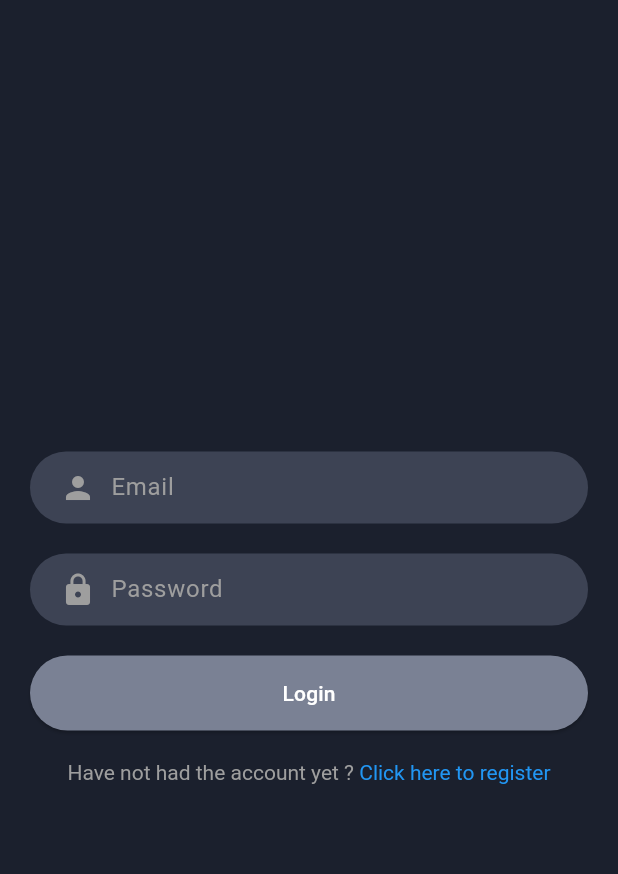
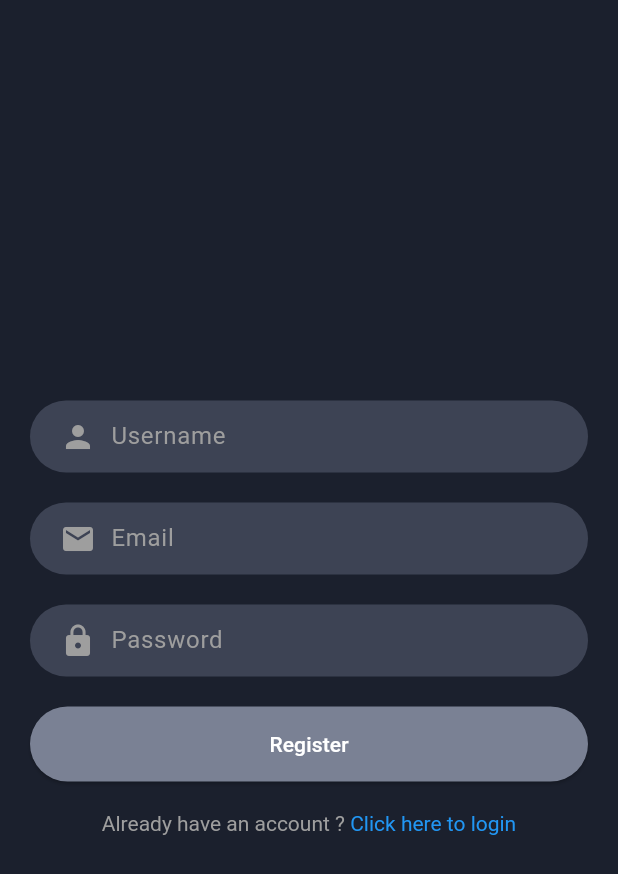
Before and after one commit to fatfatchou/chat-app, a Flutter app: the screen it shows after launch, on a phone screen of 412 x 824 dp. Shown: the top 874 px of the screen. Run offline on Flutter 3.47's test engine with Material 3 defaults, Android fonts, the phone set to English and light mode, and no system bars; our stand-ins replace flutter_bloc, flutter_secure_storage, google_fonts.

```diff
--- a/lib/features/auth/data/models/user_model.dart
+++ b/lib/features/auth/data/models/user_model.dart
@@ -5,13 +5,15 @@ class UserModel extends UserEntity {
     required String id,
     required String username,
     required String email,
-  }) : super(id: id, username: username, email: email);
+    required String token,
+  }) : super(id: id, username: username, email: email, token: token);
 
   factory UserModel.fromJson(Map<String, dynamic> json) {
     return UserModel(
       id: json['id'],
       username: json['username'],
       email: json['email'],
+      token: json['token'],
     );
   }
 }
--- a/lib/features/auth/domain/entities/user_entity.dart
+++ b/lib/features/auth/domain/entities/user_entity.dart
@@ -2,6 +2,12 @@ class UserEntity {
   final String id;
   final String email;
   final String username;
+  final String token;
 
-  UserEntity({required this.id, required this.email, required this.username });
+  UserEntity({
+    required this.id,
+    required this.email,
+    required this.username,
+    this.token = '',
+  });
 }
--- /dev/null
+++ b/lib/features/auth/presentation/bloc/auth_bloc.dart
@@ -0,0 +1,46 @@
+import 'package:chat_app/features/auth/domain/usecases/login_use_case.dart';
+import 'package:chat_app/features/auth/domain/usecases/register_use_case.dart';
+import 'package:chat_app/features/auth/presentation/bloc/auth_event.dart';
+import 'package:chat_app/features/auth/presentation/bloc/auth_state.dart';
+import 'package:flutter_secure_storage/flutter_secure_storage.dart';
+import 'package:flutter_bloc/flutter_bloc.dart';
+
+class AuthBloc extends Bloc<AuthEvent, AuthState> {
+  final RegisterUseCase registerUseCase;
+  final LoginUseCase loginUseCase;
+  final _storage = const FlutterSecureStorage();
+
+  AuthBloc({required this.registerUseCase, required this.loginUseCase})
+      : super(AuthInitial()) {
+    on<RegisterEvent>(_onRegister);
+    on<LoginEvent>(_onLogin);
+  }
+
+  Future<void> _onRegister(RegisterEvent event, Emitter<AuthState> emit) async {
+    emit(AuthLoading());
+    try {
+      final user = await registerUseCase.call(
+        event.username,
+        event.email,
+        event.password,
+      );
+      emit(AuthSuccess(message: "Registration successful"));
+    } catch (e) {
+      emit(AuthFailure(error: "Registration failed"));
+    }
+  }
+
+  Future<void> _onLogin(LoginEvent event, Emitter<AuthState> emit) async {
+    emit(AuthLoading());
+    try {
+      final user = await loginUseCase.call(
+        event.email,
+        event.password,
+      );
+      await _storage.write(key: 'token', value: user.token);
+      emit(AuthSuccess(message: "Login successful"));
+    } catch (e) {
+      emit(AuthFailure(error: "Login failed"));
+    }
+  }
+}
--- /dev/null
+++ b/lib/features/auth/presentation/bloc/auth_event.dart
@@ -0,0 +1,23 @@
+abstract class AuthEvent {}
+
+class RegisterEvent extends AuthEvent {
+  final String username;
+  final String email;
+  final String password;
+
+  RegisterEvent({
+    required this.username,
+    required this.email,
+    required this.password,
+  });
+}
+
+class LoginEvent extends AuthEvent {
+  final String email;
+  final String password;
+
+  LoginEvent({
+    required this.email,
+    required this.password,
+  });
+}
--- /dev/null
+++ b/lib/features/auth/presentation/bloc/auth_state.dart
@@ -0,0 +1,17 @@
+abstract class AuthState {}
+
+class AuthInitial extends AuthState {}
+
+class AuthLoading extends AuthState {}
+
+class AuthSuccess extends AuthState {
+  final String message;
+
+  AuthSuccess({required this.message});
+}
+
+class AuthFailure extends AuthState {
+  final String error;
+
+  AuthFailure({required this.error});
+}
--- a/lib/features/auth/presentation/pages/login_page.dart
+++ b/lib/features/auth/presentation/pages/login_page.dart
@@ -1,5 +1,11 @@
-import 'package:chat_app/core/theme.dart';
+import 'package:chat_app/features/auth/presentation/bloc/auth_bloc.dart';
+import 'package:chat_app/features/auth/presentation/bloc/auth_event.dart';
+import 'package:chat_app/features/auth/presentation/bloc/auth_state.dart';
+import 'package:chat_app/features/auth/presentation/widgets/auth_button.dart';
+import 'package:chat_app/features/auth/presentation/widgets/auth_input_field.dart';
+import 'package:chat_app/features/auth/presentation/widgets/prompt.dart';
 import 'package:flutter/material.dart';
+import 'package:flutter_bloc/flutter_bloc.dart';
 
 class LoginPage extends StatefulWidget {
   const LoginPage({super.key});
@@ -12,18 +18,20 @@ class _LoginPageState extends State<LoginPage> {
   final TextEditingController _emailController = TextEditingController();
   final TextEditingController _passwordController = TextEditingController();
 
-  void _showInputValues() {
-    String email = _emailController.text;
-    String password = _passwordController.text;
-
-    print("Email: $email - Password: $password");
-  }
-
   @override
   void dispose() {
     _emailController.dispose();
     _passwordController.dispose();
     super.dispose();
+  }
+
+  void _onLogin() {
+    BlocProvider.of<AuthBloc>(context).add(
+      LoginEvent(
+        email: _emailController.text,
+        password: _passwordController.text,
+      ),
+    );
   }
 
   @override
@@ -36,84 +44,45 @@ class _LoginPageState extends State<LoginPage> {
             mainAxisAlignment: MainAxisAlignment.center,
             crossAxisAlignment: CrossAxisAlignment.stretch,
             children: [
-              _buildTextInput('Email', Icons.person, _emailController),
+              AuthInputField(
+                  hint: 'Email',
+                  icon: Icons.person,
+                  controller: _emailController),
               const SizedBox(height: 20),
-              _buildTextInput('Password', Icons.lock, _passwordController, isPassword: true),
+              AuthInputField(
+                  hint: 'Password',
+                  icon: Icons.lock,
+                  controller: _passwordController,
+                  isPassword: true),
               const SizedBox(height: 20),
-              _buildRegisterButton(),
+              BlocConsumer<AuthBloc, AuthState>(
+                builder: (context, state) {
+                  if (state is AuthLoading) {
+                    return const Center(
+                      child: CircularProgressIndicator(),
+                    );
+                  }
+                  return AuthButton(
+                    text: 'Login',
+                    onPress: _onLogin,
+                  );
+                },
+                listener: (context, state) {
+                  if (state is AuthSuccess) {
+                    Navigator.pushNamed(context, '/chatPage');
+                  } else if (state is AuthFailure) {
+                    ScaffoldMessenger.of(context).showSnackBar(
+                      SnackBar(content: Text(state.error)),
+                    );
+                  }
+                },
+              ),
               const SizedBox(height: 20),
-              _buildLoginPrompt(),
-            ],
-          ),
-        ),
-      ),
-    );
-  }
-
-  Widget _buildTextInput(
-      String hint, IconData icon, TextEditingController controller,
-      {bool isPassword = false}) {
-    return Container(
-      decoration: BoxDecoration(
-        color: DefaultColors.sentMessageInput,
-        borderRadius: BorderRadius.circular(25),
-      ),
-      padding: const EdgeInsets.symmetric(
-        horizontal: 20,
-      ),
-      child: Row(
-        children: [
-          Icon(
-            icon,
-            color: Colors.grey,
-          ),
-          const SizedBox(
-            width: 10,
-          ),
-          Expanded(
-            child: TextField(
-              controller: controller,
-              obscureText: isPassword,
-              decoration: InputDecoration(
-                  hintText: hint,
-                  hintStyle: const TextStyle(color: Colors.grey),
-                  border: InputBorder.none),
-              style: const TextStyle(color: Colors.white),
-            ),
-          ),
-        ],
-      ),
-    );
-  }
-
-  Widget _buildRegisterButton() {
-    return ElevatedButton(
-      onPressed: _showInputValues,
-      style: ElevatedButton.styleFrom(
-        backgroundColor: DefaultColors.buttonColor,
-        shape: RoundedRectangleBorder(borderRadius: BorderRadius.circular(25)),
-        padding: const EdgeInsets.symmetric(vertical: 15),
-      ),
-      child: const Text(
-        'Login',
-        style: TextStyle(color: Colors.white),
-      ),
-    );
-  }
-
-  Widget _buildLoginPrompt() {
-    return Center(
-      child: GestureDetector(
-        onTap: () {},
-        child: RichText(
-          text: const TextSpan(
-            text: "Have not had the account yet ? ",
-            style: TextStyle(color: Colors.grey),
-            children: [
-              TextSpan(
-                text: "Click here to register",
-                style: TextStyle(color: Colors.blue),
-              )
+              Prompt(
+                title: 'Have not had the account yet ? ',
+                subtitle: 'Click here to register',
+                onTap: () {},
+              ),
             ],
           ),
         ),
--- a/lib/features/auth/presentation/pages/register_page.dart
+++ b/lib/features/auth/presentation/pages/register_page.dart
@@ -1,5 +1,11 @@
-import 'package:chat_app/core/theme.dart';
+import 'package:chat_app/features/auth/presentation/bloc/auth_bloc.dart';
+import 'package:chat_app/features/auth/presentation/bloc/auth_event.dart';
+import 'package:chat_app/features/auth/presentation/bloc/auth_state.dart';
+import 'package:chat_app/features/auth/presentation/widgets/auth_button.dart';
+import 'package:chat_app/features/auth/presentation/widgets/auth_input_field.dart';
+import 'package:chat_app/features/auth/presentation/widgets/prompt.dart';
 import 'package:flutter/material.dart';
+import 'package:flutter_bloc/flutter_bloc.dart';
 
 class RegisterPage extends StatefulWidget {
   const RegisterPage({super.key});
@@ -13,20 +19,22 @@ class _RegisterPageState extends State<RegisterPage> {
   final TextEditingController _emailController = TextEditingController();
   final TextEditingController _passwordController = TextEditingController();
 
-  void _showInputValues() {
-    String username = _usernameController.text;
-    String email = _emailController.text;
-    String password = _passwordController.text;
-
-    print("Username: $username - Email: $email - Password: $password");
-  }
-
   @override
   void dispose() {
     _usernameController.dispose();
     _emailController.dispose();
     _passwordController.dispose();
     super.dispose();
+  }
+
+  void _onRegister() {
+    BlocProvider.of<AuthBloc>(context).add(
+      RegisterEvent(
+        username: _usernameController.text,
+        email: _emailController.text,
+        password: _passwordController.text,
+      ),
+    );
   }
 
   @override
@@ -39,86 +47,56 @@ class _RegisterPageState extends State<RegisterPage> {
             mainAxisAlignment: MainAxisAlignment.center,
             crossAxisAlignment: CrossAxisAlignment.stretch,
             children: [
-              _buildTextInput('Username', Icons.person, _usernameController),
+              AuthInputField(
+                hint: 'Username',
+                icon: Icons.person,
+                controller: _usernameController,
+              ),
               const SizedBox(height: 20),
-              _buildTextInput('Email', Icons.email, _emailController),
+              AuthInputField(
+                hint: 'Email',
+                icon: Icons.email,
+                controller: _emailController,
+              ),
               const SizedBox(height: 20),
-              _buildTextInput('Password', Icons.lock, _passwordController, isPassword: true),
+              AuthInputField(
+                hint: 'Password',
+                icon: Icons.lock,
+                controller: _passwordController,
+                isPassword: true,
+              ),
               const SizedBox(height: 20),
-              _buildRegisterButton(),
+
+              // if the state changes, BlocConsumer updates the part of our page that we want it to chnage
+              BlocConsumer<AuthBloc, AuthState>(
+                builder: (context, state) {
+                  if (state is AuthLoading) {
+                    return const Center(
+                      child: CircularProgressIndicator(),
+                    );
+                  }
+                  return AuthButton(
+                    text: 'Register',
+                    onPress: _onRegister,
+                  );
+                },
+                listener: (context, state) {
+                  if (state is AuthSuccess) {
+                    Navigator.pushNamed(context, '/login');
+                  } else if (state is AuthFailure) {
+                    ScaffoldMessenger.of(context).showSnackBar(
+                      SnackBar(content: Text(state.error)),
+                    );
+                  }
+                },
+              ),
+
               const SizedBox(height: 20),
-              _buildLoginPrompt(),
-            ],
-          ),
-        ),
-      ),
-    );
-  }
-
-  Widget _buildTextInput(
-      String hint, IconData icon, TextEditingController controller,
-      {bool isPassword = false}) {
-    return Container(
-      decoration: BoxDecoration(
-        color: DefaultColors.sentMessageInput,
-        borderRadius: BorderRadius.circular(25),
-      ),
-      padding: const EdgeInsets.symmetric(
-        horizontal: 20,
-      ),
-      child: Row(
-        children: [
-          Icon(
-            icon,
-            color: Colors.grey,
-          ),
-          const SizedBox(
-            width: 10,
-          ),
-          Expanded(
-            child: TextField(
-              controller: controller,
-              obscureText: isPassword,
-              decoration: InputDecoration(
-                  hintText: hint,
-                  hintStyle: const TextStyle(color: Colors.grey),
-                  border: InputBorder.none),
-              style: const TextStyle(color: Colors.white),
-            ),
-          ),
-        ],
-      ),
-    );
-  }
-
-  Widget _buildRegisterButton() {
-    return ElevatedButton(
-      onPressed: _showInputValues,
-      style: ElevatedButton.styleFrom(
-        backgroundColor: DefaultColors.buttonColor,
-        shape: RoundedRectangleBorder(borderRadius: BorderRadius.circular(25)),
-        padding: const EdgeInsets.symmetric(vertical: 15),
-      ),
-      child: const Text(
-        'Register',
-        style: TextStyle(color: Colors.white),
-      ),
-    );
-  }
-
-  Widget _buildLoginPrompt() {
-    return Center(
-      child: GestureDetector(
-        onTap: () {},
-        child: RichText(
-          text: const TextSpan(
-            text: "Already have an account ? ",
-            style: TextStyle(color: Colors.grey),
-            children: [
-              TextSpan(
-                text: "Click here to login",
-                style: TextStyle(color: Colors.blue),
-              )
+              Prompt(
+                title: 'Already have an account ? ',
+                subtitle: 'Click here to login',
+                onTap: () {},
+              ),
             ],
           ),
         ),
--- a/lib/features/auth/presentation/widgets/auth_button.dart
+++ b/lib/features/auth/presentation/widgets/auth_button.dart
@@ -3,12 +3,18 @@ import 'package:flutter/material.dart';
 
 class AuthButton extends StatelessWidget {
   final String text;
-  const AuthButton({super.key, required this.text});
+  final VoidCallback onPress;
+
+  const AuthButton({
+    super.key,
+    required this.text,
+    required this.onPress,
+  });
 
   @override
   Widget build(BuildContext context) {
     return ElevatedButton(
-      onPressed: () {},
+      onPressed: onPress,
       style: ElevatedButton.styleFrom(
         backgroundColor: DefaultColors.buttonColor,
         shape: RoundedRectangleBorder(borderRadius: BorderRadius.circular(25)),
--- a/lib/features/auth/presentation/widgets/auth_input_field.dart
+++ b/lib/features/auth/presentation/widgets/auth_input_field.dart
@@ -12,7 +12,7 @@ class AuthInputField extends StatelessWidget {
     required this.hint,
     required this.icon,
     required this.controller,
-    required this.isPassword,
+    this.isPassword = false,
   });
 
   @override
--- a/lib/features/auth/presentation/widgets/prompt.dart
+++ b/lib/features/auth/presentation/widgets/prompt.dart
@@ -3,14 +3,20 @@ import 'package:flutter/material.dart';
 class Prompt extends StatelessWidget {
   final String title;
   final String subtitle;
+  final VoidCallback onTap;
 
-  const Prompt({super.key, required this.title, required this.subtitle});
+  const Prompt({
+    super.key,
+    required this.title,
+    required this.subtitle,
+    required this.onTap,
+  });
 
   @override
   Widget build(BuildContext context) {
     return Center(
       child: GestureDetector(
-        onTap: () {},
+        onTap: onTap,
         child: RichText(
           text: TextSpan(
             text: title,
--- a/lib/main.dart
+++ b/lib/main.dart
@@ -1,21 +1,47 @@
+import 'package:chat_app/chat_page.dart';
 import 'package:chat_app/core/theme.dart';
+import 'package:chat_app/features/auth/data/datasources/auth_remote_data_source.dart';
+import 'package:chat_app/features/auth/data/repositories/auth_repository_impl.dart';
+import 'package:chat_app/features/auth/domain/usecases/login_use_case.dart';
+import 'package:chat_app/features/auth/domain/usecases/register_use_case.dart';
+import 'package:chat_app/features/auth/presentation/bloc/auth_bloc.dart';
 import 'package:chat_app/features/auth/presentation/pages/login_page.dart';
+import 'package:chat_app/features/auth/presentation/pages/register_page.dart';
 import 'package:flutter/material.dart';
+import 'package:flutter_bloc/flutter_bloc.dart';
 
 void main() {
-  runApp(const MyApp());
+  final authRepository = AuthRepositoryImpl(authRemoteDataSource: AuthRemoteDataSource());
+  runApp(MyApp(authRepository: authRepository,));
 }
 
 class MyApp extends StatelessWidget {
-  const MyApp({super.key});
+  final AuthRepositoryImpl authRepository;
+
+  const MyApp({super.key, required this.authRepository});
 
   @override
   Widget build(BuildContext context) {
-    return MaterialApp(
-      title: 'Flutter Demo',
-      theme: AppTheme.darkTheme,
-      debugShowCheckedModeBanner: false,
-      home: const LoginPage(),
+    return MultiBlocProvider(
+      providers: [
+        BlocProvider(
+          create: (_) => AuthBloc(
+            registerUseCase: RegisterUseCase(repository: authRepository),
+            loginUseCase: LoginUseCase(repository: authRepository),
+          ),
+        ),
+      ],
+      child: MaterialApp(
+        title: 'Flutter Demo',
+        theme: AppTheme.darkTheme,
+        debugShowCheckedModeBanner: false,
+        home: const RegisterPage(),
+        routes: {
+          '/login': (_) => const LoginPage(),
+          '/register': (_) => const RegisterPage(),
+          '/chatPage': (_) => const ChatPage(),
+        },
+      ),
     );
   }
 }
```
Also changed, not shown: lib/features/auth/data/datasources/auth_remote_data_source.dart (+19 -12 lines).
